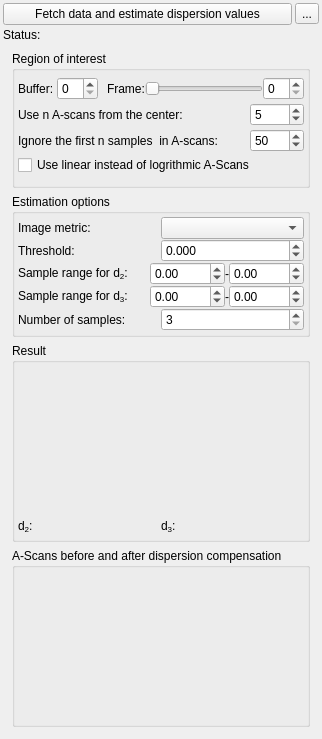
Before: the Qt Designer form src/dispersionestimatorform.ui in spectralcode/octproz-dispersion-estimator-extension, drawn with Qt 5.
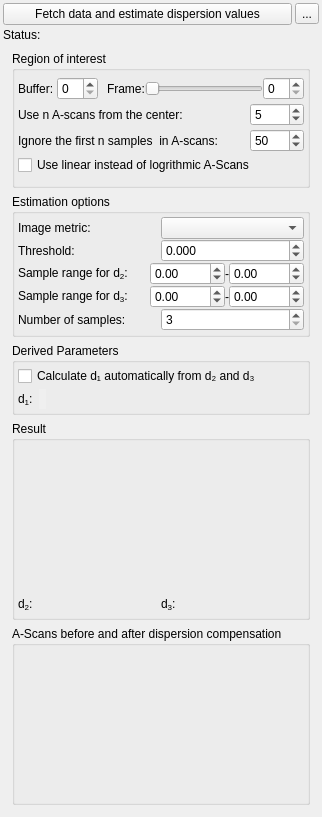
After: the same form once the commit is applied. Custom widgets are drawn as their Qt base class.

```diff
--- a/src/dispersionestimatorform.ui
+++ b/src/dispersionestimatorform.ui
@@ -7,7 +7,7 @@
     <x>0</x>
     <y>0</y>
     <width>307</width>
-    <height>739</height>
+    <height>817</height>
    </rect>
   </property>
   <property name="sizePolicy">
@@ -455,6 +455,78 @@
         </layout>
        </widget>
       </item>
+      <item>
+       <widget class="QGroupBox" name="groupBox_2">
+        <property name="title">
+         <string>Derived Parameters</string>
+        </property>
+        <layout class="QVBoxLayout" name="verticalLayout_8">
+         <property name="spacing">
+          <number>3</number>
+         </property>
+         <property name="leftMargin">
+          <number>3</number>
+         </property>
+         <property name="topMargin">
+          <number>3</number>
+         </property>
+         <property name="rightMargin">
+          <number>3</number>
+         </property>
+         <property name="bottomMargin">
+          <number>3</number>
+         </property>
+         <item>
+          <widget class="QCheckBox" name="checkBox_calcd1">
+           <property name="text">
+            <string>Calculate d₁ automatically from d₂ and d₃</string>
+           </property>
+          </widget>
+         </item>
+         <item>
+          <layout class="QHBoxLayout" name="horizontalLayout_12">
+           <item>
+            <layout class="QHBoxLayout" name="horizontalLayout_17">
+             <item>
+              <widget class="QLabel" name="label_16">
+               <property name="text">
+                <string>&lt;html&gt;&lt;head/&gt;&lt;body&gt;&lt;p&gt;d&lt;span style=&quot; vertical-align:sub;&quot;&gt;1&lt;/span&gt;: &lt;/p&gt;&lt;/body&gt;&lt;/html&gt;</string>
+               </property>
+              </widget>
+             </item>
+             <item>
+              <widget class="QLabel" name="label_resultD1">
+               <property name="autoFillBackground">
+                <bool>true</bool>
+               </property>
+               <property name="text">
+                <string/>
+               </property>
+               <property name="textInteractionFlags">
+                <set>Qt::LinksAccessibleByKeyboard|Qt::LinksAccessibleByMouse|Qt::TextBrowserInteraction|Qt::TextSelectableByKeyboard|Qt::TextSelectableByMouse</set>
+               </property>
+              </widget>
+             </item>
+            </layout>
+           </item>
+           <item>
+            <spacer name="horizontalSpacer_8">
+             <property name="orientation">
+              <enum>Qt::Horizontal</enum>
+             </property>
+             <property name="sizeHint" stdset="0">
+              <size>
+               <width>40</width>
+               <height>20</height>
+              </size>
+             </property>
+            </spacer>
+           </item>
+          </layout>
+         </item>
+        </layout>
+       </widget>
+      </item>
       <item>
        <widget class="QGroupBox" name="groupBox_4">
         <property name="title">
```
Left out of the diff: 6 changed lines with no effect on the pictures.
